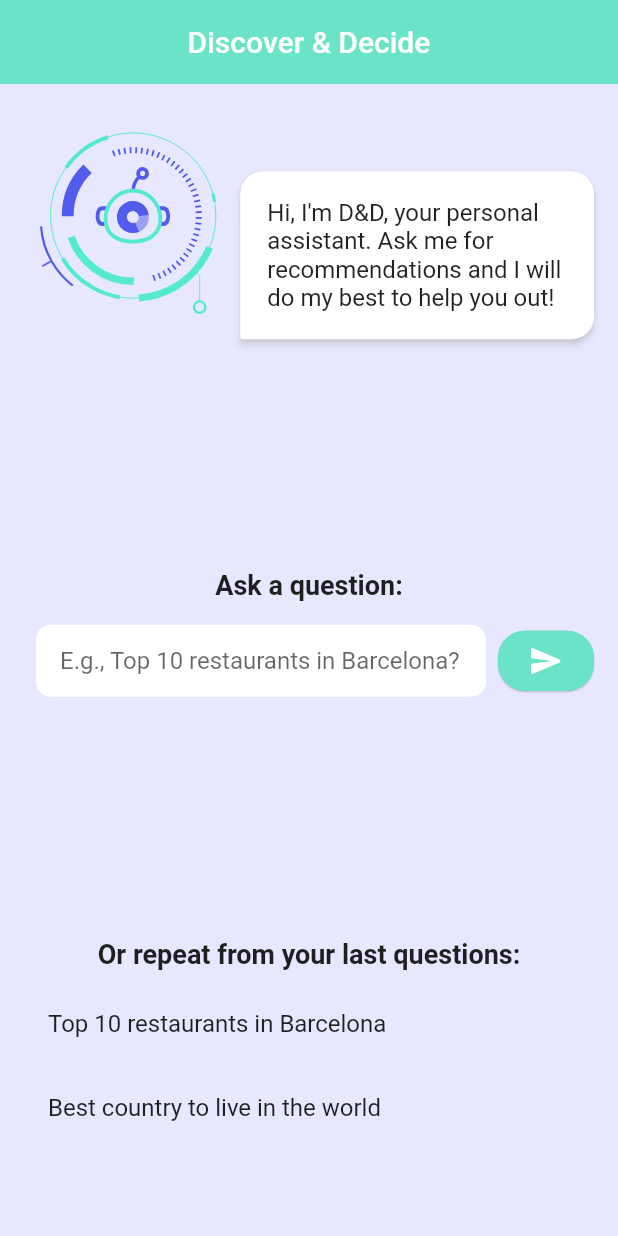
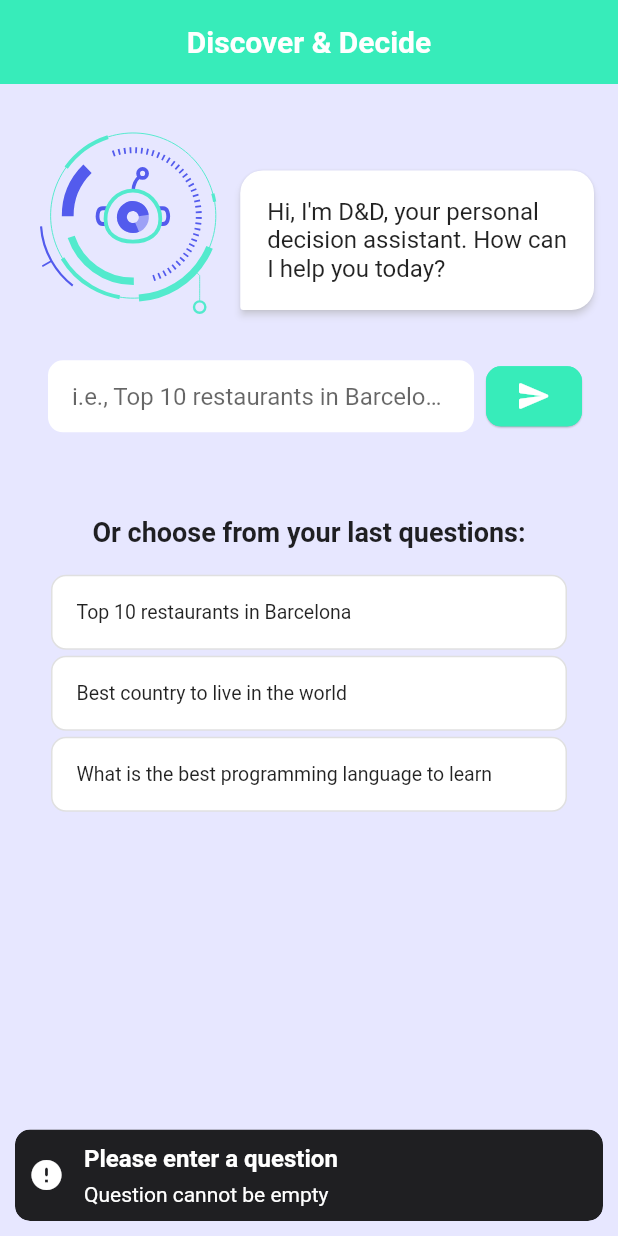
Before and after one commit to Angienb/discover_decide, a Flutter app: the screen it shows after launch, after a tap on the "send" icon, on a phone screen of 412 x 824 dp. Run offline on Flutter 3.47's test engine with Material 2 defaults, Android fonts, the light colour scheme and no system bars; drawn by our look-alikes of animated_text_kit, flutter_chat_bubble; our stand-ins replace get, lottie; missing offline and left inert: hexagon.

Commit message:
Add new screens and models

```diff
--- a/analysis_options.yaml
+++ b/analysis_options.yaml
@@ -22,7 +22,10 @@ linter:
   # producing the lint.
   rules:
     # avoid_print: false  # Uncomment to disable the `avoid_print` rule
-    # prefer_single_quotes: true  # Uncomment to enable the `prefer_single_quotes` rule
+    prefer_single_quotes: false  # Uncomment to enable the `prefer_single_quotes` rule
+    constant_identifier_names: false
+    non_constant_identifier_names: false
+    prefer_const_constructors: false
 
 # Additional information about this file can be found at
 # https://dart.dev/guides/language/analysis-options
--- /dev/null
+++ b/lib/app/data/models/chat_gpt_response.dart
@@ -0,0 +1,27 @@
+import 'choice.dart';
+
+class ChatGPTResponse {
+  String id;
+  String object;
+  int created;
+  String model;
+  List<Choice> choices;
+
+  ChatGPTResponse(
+      {required this.id,
+      required this.object,
+      required this.created,
+      required this.model,
+      required this.choices});
+
+  ChatGPTResponse.fromJson(Map<String, dynamic> json)
+      : id = json['id'],
+        object = json['object'],
+        created = json['created'],
+        model = json['model'],
+        choices = json['choices'] != null
+            ? (json['choices'] as List).map((e) => Choice.fromJson(e)).toList()
+            : [];
+
+  Choice get getChoice => choices[0];
+}
--- /dev/null
+++ b/lib/app/data/models/models.dart
@@ -0,0 +1,3 @@
+export 'choice.dart';
+export 'message.dart';
+export 'chat_gpt_response.dart';
--- a/lib/app/screens/home/home_controller.dart
+++ b/lib/app/screens/home/home_controller.dart
@@ -1,6 +1,8 @@
+import 'package:discover_decide/app/data/models/models.dart';
+import 'package:discover_decide/app/theme/colors.dart';
+import 'package:discover_decide/app/widgets/alerts.dart';
 import 'package:flutter/material.dart';
 import 'package:get/get.dart';
-
 import '../../../routes/routes.dart';
 import '../../data/providers/api.dart';
 
@@ -9,20 +11,38 @@ class HomeController extends GetxController {
 
   RxList<String> lastQuestions = [
     'Top 10 restaurants in Barcelona',
-    'Best country to live in the world'
+    'Best country to live in the world',
+    'What is the best programming language to learn',
   ].obs;
 
   sendQuestion(String question) async {
-    assert(question.isNotEmpty, 'Question cannot be empty');
-    await Get.showOverlay(
-        asyncFunction: () async {
-          //TODO pass question
-          // var response = await call();
-          // if (response.containsKey('success')) {
-          //   print(response);
-          //   Get.toNamed(Routes.RESULT, arguments: response);
-          // }
-        },
-        loadingWidget: const Center(child: CircularProgressIndicator()));
+    if (question.isEmpty) {
+      showSnackBar('Please enter a question', 'Question cannot be empty',
+          icon: Icons.error_rounded);
+    } else {
+      await Get.showOverlay(
+          asyncFunction: () async {
+            try {
+              var response = await call(body: question);
+              if (response.containsKey('success')) {
+                ChatGPTResponse chatGPTResponse =
+                    ChatGPTResponse.fromJson(response['success']);
+                Get.toNamed(Routes.RESULT, arguments: {
+                  'question': question,
+                  'rankingList': chatGPTResponse.getChoice.getRankingList
+                });
+                questionController.clear();
+                lastQuestions.add(question);
+              }
+            } catch (e) {
+              showSnackBar('Something went wrong',
+                  'Seems I can\'t help you with this question. Try another one.',
+                  icon: Icons.warning_rounded);
+            }
+          },
+          loadingWidget: Center(
+              child: CircularProgressIndicator(
+                  color: AppColors.SECONDARY_COLOR, strokeWidth: 1)));
+    }
   }
 }
--- a/lib/app/screens/home/home_screen.dart
+++ b/lib/app/screens/home/home_screen.dart
@@ -5,7 +5,6 @@ import 'package:get/get.dart';
 import 'package:lottie/lottie.dart';
 import 'home_controller.dart';
 
-/// Displays a list of SampleItems.
 class HomeScreen extends GetView<HomeController> {
   const HomeScreen({super.key});
 
@@ -13,44 +12,70 @@ class HomeScreen extends GetView<HomeController> {
   Widget build(BuildContext context) {
     return Scaffold(
         appBar: AppBar(title: const Text('Discover & Decide')),
-        body: Padding(
+        body: SafeArea(
+            child: SingleChildScrollView(
                 padding: const EdgeInsets.all(16.0),
                 child: Column(
                     crossAxisAlignment: CrossAxisAlignment.center,
+                    mainAxisAlignment: MainAxisAlignment.spaceBetween,
                     children: [
-                  Row(crossAxisAlignment: CrossAxisAlignment.end, children: [
+                      _assistantPresentation(),
                       Padding(
-                        padding: const EdgeInsets.only(bottom: 10),
-                        child: Lottie.asset('assets/lotties/robot.json',
+                          padding: const EdgeInsets.symmetric(
+                              vertical: 16, horizontal: 8),
+                          child: _inputFieldAndSendButton()),
+                      _lastQuestions()
+                    ]))));
+  }
+
+  Row _assistantPresentation() {
+    return Row(crossAxisAlignment: CrossAxisAlignment.center, children: [
+      Lottie.asset('assets/lotties/robot.json',
           height: Get.width * 0.35,
           width: Get.width * 0.35,
-                            frameRate: FrameRate(100))),
+          frameRate: FrameRate(100)),
       Expanded(
+          child: Padding(
+              padding: const EdgeInsets.only(top: 32),
               child: ChatBubble(
-                            clipper: ChatBubbleClipper10(
-                                type: BubbleType.receiverBubble),
+                  clipper: ChatBubbleClipper10(type: BubbleType.receiverBubble),
                   backGroundColor: Colors.white,
-                            padding: EdgeInsets.all(18),
-                            child: Container(
+                  padding: const EdgeInsets.all(18),
                   child: AnimatedTextKit(
                       animatedTexts: [
                         TypewriterAnimatedText(
-                                      'Hi, I\'m D&D, your personal assistant. Ask me for recommendations and I will do my best to help you out!',
+                            'Hi, I\'m D&D, your personal decision assistant. How can I help you today?',
                             textStyle: const TextStyle(
-                                          fontSize: 16,
-                                          fontWeight: FontWeight.normal),
+                                fontSize: 16, fontWeight: FontWeight.normal),
                             cursor: '|')
                       ],
                       displayFullTextOnTap: true,
                       repeatForever: false,
                       totalRepeatCount: 1))))
-                  ]),
-                  Spacer(),
-                  const Text('Ask a question:',
-                      style:
-                          TextStyle(fontSize: 18, fontWeight: FontWeight.bold)),
-                  const SizedBox(height: 8),
-                  Container(
+    ]);
+  }
+
+  Container _lastQuestions() {
+    return Container(
+        padding: const EdgeInsets.all(16),
+        child: Obx(() => Column(children: [
+              const Padding(
+                  padding: EdgeInsets.all(16),
+                  child: Text('Or choose from your last questions:',
+                      style: TextStyle(
+                          fontSize: 18, fontWeight: FontWeight.bold))),
+              ...controller.lastQuestions
+                  .map((q) => Padding(
+                      padding: const EdgeInsets.all(2),
+                      child: ListTile(
+                          title: Text(q),
+                          onTap: () => controller.sendQuestion(q))))
+                  .toList()
+            ])));
+  }
+
+  SizedBox _inputFieldAndSendButton() {
+    return SizedBox(
         width: Get.width,
         child: Row(children: [
           Expanded(
@@ -60,26 +85,11 @@ class HomeScreen extends GetView<HomeController> {
                       controller: controller.questionController,
                       decoration: const InputDecoration(
                           hintText:
-                                            'E.g., Top 10 restaurants in Barcelona?')))),
+                              'i.e., Top 10 restaurants in Barcelona?')))),
           ElevatedButton(
-                            onPressed: () => controller.sendQuestion(
-                                controller.questionController.text),
+              onPressed: () =>
+                  controller.sendQuestion(controller.questionController.text),
               child: const Icon(Icons.send_rounded))
-                      ])),
-                  Spacer(),
-                  const Text('Or repeat from your last questions:',
-                      style:
-                          TextStyle(fontSize: 18, fontWeight: FontWeight.bold)),
-                  const SizedBox(height: 8),
-                  Expanded(
-                      child: Obx(() => ListView.builder(
-                          itemCount: controller.lastQuestions.length,
-                          itemBuilder: (context, index) {
-                            return ListTile(
-                                title: Text(controller.lastQuestions[index]),
-                                onTap: () => controller.sendQuestion(
-                                    controller.lastQuestions[index]));
-                          })))
-                ])));
+        ]));
   }
 }
--- /dev/null
+++ b/lib/app/screens/result/result.dart
@@ -0,0 +1 @@
+export 'result_screen.dart';
--- /dev/null
+++ b/lib/app/screens/screens.dart
@@ -0,0 +1,2 @@
+export 'home/home.dart';
+export 'result/result.dart';
--- a/lib/app/theme/colors.dart
+++ b/lib/app/theme/colors.dart
@@ -1,3 +1,6 @@
-class AppColors{
+import 'package:flutter/widgets.dart';
 
+class AppColors {
+  static Color MAIN_COLOR = Color(0xFF37ECBA);
+  static Color SECONDARY_COLOR = Color(0xFF72AFD3);
 }
--- a/lib/app/theme/theme_data.dart
+++ b/lib/app/theme/theme_data.dart
@@ -1,31 +1,48 @@
+import 'package:discover_decide/app/theme/colors.dart';
 import 'package:flutter/material.dart';
 
 ThemeData appTheme() {
   return ThemeData(
-    primaryColor: Color(0xFF6AE3C7),
-    secondaryHeaderColor: Color(0xFF4B4AE4),
-    scaffoldBackgroundColor: Color(0xffE7E7FF),
+      primaryColor: AppColors.MAIN_COLOR,
+      secondaryHeaderColor: AppColors.SECONDARY_COLOR,
+      scaffoldBackgroundColor: const Color(0xffE7E7FF),
       appBarTheme: AppBarTheme(
-        backgroundColor: Color(0xFF6AE3C7), centerTitle: true, elevation: 0),
+          backgroundColor: AppColors.MAIN_COLOR,
+          centerTitle: true,
+          elevation: 0,
+          titleTextStyle: const TextStyle(
+              color: Colors.white, fontSize: 20, fontWeight: FontWeight.bold)),
       elevatedButtonTheme: ElevatedButtonThemeData(
           style: ButtonStyle(
               backgroundColor:
-                MaterialStateProperty.all<Color>(Color(0xFF6AE3C7)),
+                  MaterialStateProperty.all<Color>(AppColors.MAIN_COLOR),
               elevation: MaterialStateProperty.all<double>(0.5),
               padding: MaterialStateProperty.all<EdgeInsetsGeometry>(
-                const EdgeInsets.symmetric(horizontal: 8, vertical: 8)),
+                const EdgeInsets.symmetric(horizontal: 16, vertical: 8),
+              ),
               shape: MaterialStateProperty.all<RoundedRectangleBorder>(
                   RoundedRectangleBorder(
-                    borderRadius: BorderRadius.circular(18.0),
-                    side: BorderSide(color: Color(0xFF6AE3C7)))))),
+                      borderRadius: BorderRadius.circular(10),
+                      side: BorderSide(color: AppColors.MAIN_COLOR))))),
       inputDecorationTheme: InputDecorationTheme(
           filled: true,
           fillColor: Colors.white,
-        contentPadding: EdgeInsets.symmetric(horizontal: 16, vertical: 8),
+          contentPadding:
+              const EdgeInsets.symmetric(horizontal: 16, vertical: 8),
           border: OutlineInputBorder(
               borderRadius: BorderRadius.circular(10.0),
               borderSide: BorderSide.none)),
+      listTileTheme: ListTileThemeData(
+          tileColor: Colors.white,
+          shape: RoundedRectangleBorder(
+              borderRadius: BorderRadius.circular(10.0),
+              side: BorderSide(color: Colors.grey.shade300)),
+          contentPadding:
+              const EdgeInsets.symmetric(horizontal: 16, vertical: 4),
+          minVerticalPadding: 4,
+          visualDensity: VisualDensity.compact,
+          dense: true),
       buttonTheme: ButtonThemeData(
-        buttonColor: Color(0xFF6AE3C7), textTheme: ButtonTextTheme.primary),
-  );
+          buttonColor: AppColors.MAIN_COLOR,
+          textTheme: ButtonTextTheme.primary));
 }
--- a/lib/app/widgets/alerts.dart
+++ b/lib/app/widgets/alerts.dart
@@ -1,11 +1,13 @@
-import 'package:flutter/widgets.dart';
+import 'package:flutter/material.dart';
 import 'package:get/get.dart';
 
-showSnackBar(String title, String message) {
+showSnackBar(String title, String message, {required IconData icon}) {
   Get.showSnackbar(GetSnackBar(
       title: title,
       message: message,
       borderRadius: 10,
+      icon: Icon(icon, color: Colors.white),
+      backgroundColor: Colors.black87,
       padding: const EdgeInsets.symmetric(horizontal: 10, vertical: 10),
       margin: const EdgeInsets.symmetric(horizontal: 10, vertical: 10),
       duration: const Duration(seconds: 3)));
--- a/lib/main.dart
+++ b/lib/main.dart
@@ -10,10 +10,14 @@ void main() async {
       initialRoute: Routes.HOME,
       getPages: AppPages.pages,
       debugShowCheckedModeBanner: false,
-      builder: (context, child) => child!,
+      builder: mainBuilder,
       transitionDuration: const Duration(milliseconds: 237),
       defaultTransition: Transition.noTransition,
       theme: appTheme(),
       title: 'Discover Decide');
   runApp(appMaterial);
 }
+
+Widget mainBuilder(BuildContext context, Widget? child) {
+  return Overlay(initialEntries: [OverlayEntry(builder: (context) => child!)]);
+}
--- a/lib/routes/pages.dart
+++ b/lib/routes/pages.dart
@@ -1,4 +1,4 @@
-import 'package:discover_decide/app/screens/result.dart/result_screen.dart';
+import 'package:discover_decide/app/screens/result/result.dart';
 import 'package:discover_decide/routes/routes.dart';
 import 'package:get/get.dart';
 
--- a/pubspec.yaml
+++ b/pubspec.yaml
@@ -21,6 +21,7 @@ dependencies:
   lottie: ^2.7.0
   animated_text_kit: ^4.2.2
   flutter_chat_bubble: ^2.0.2
+  hexagon: ^0.2.0
 
 dev_dependencies:
   flutter_test:
```
Also changed, not shown: lib/app/data/models/Choice.dart (added, +21 -0 lines), lib/app/data/models/Message.dart (added, +22 -0 lines), lib/app/data/providers/api.dart (+22 -12 lines), lib/app/data/providers/api_utils.dart (deleted, +0 -53 lines), lib/app/screens/result.dart/result_screen.dart (deleted, +0 -30 lines), lib/app/screens/result/result_screen.dart (added, +93 -0 lines), assets/images/flutter_logo.png (deleted), pubspec.lock, 59 other files. Lines whose indentation alone changed are shown as unchanged.
